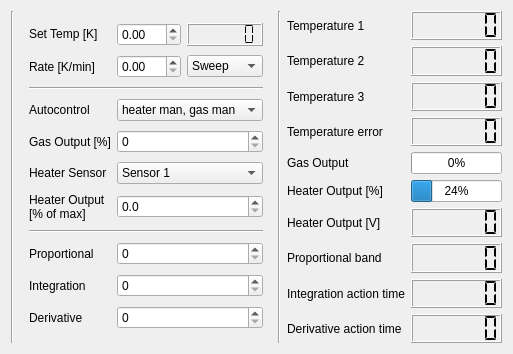
Qt form Oxford/ITC_control.ui (Cryostat-GUI/Cryostat-GUI) before a commit.
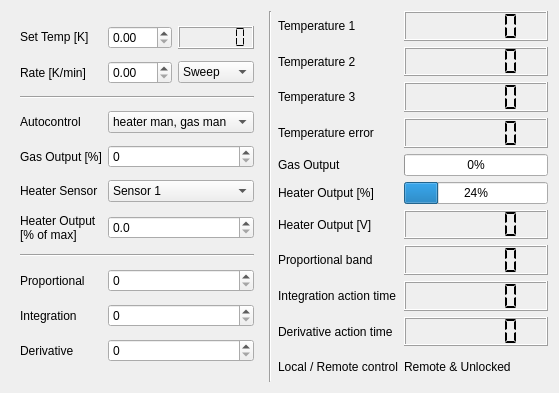
The same form after that commit.

The edit to the form file:
```diff
--- a/Oxford/ITC_control.ui
+++ b/Oxford/ITC_control.ui
@@ -6,8 +6,8 @@
    <rect>
     <x>0</x>
     <y>0</y>
-    <width>506</width>
-    <height>354</height>
+    <width>559</width>
+    <height>393</height>
    </rect>
   </property>
   <property name="sizePolicy">
@@ -20,13 +20,6 @@
    <string>ITC Control</string>
   </property>
   <layout class="QHBoxLayout" name="horizontalLayout">
-   <item>
-    <widget class="Line" name="line">
-     <property name="orientation">
-      <enum>Qt::Vertical</enum>
-     </property>
-    </widget>
-   </item>
    <item>
     <widget class="QWidget" name="widgetSetpoints" native="true">
      <layout class="QGridLayout" name="gridLayout">
@@ -423,6 +416,20 @@
        </property>
       </widget>
      </item>
+     <item row="11" column="0">
+      <widget class="QLabel" name="label_19">
+       <property name="text">
+        <string>Local / Remote control</string>
+       </property>
+      </widget>
+     </item>
+     <item row="11" column="1">
+      <widget class="QLabel" name="label_status_locrem">
+       <property name="text">
+        <string>Remote &amp; Unlocked</string>
+       </property>
+      </widget>
+     </item>
     </layout>
    </item>
   </layout>
```
Left out of the diff: 134 changed lines with no effect on the pictures.
